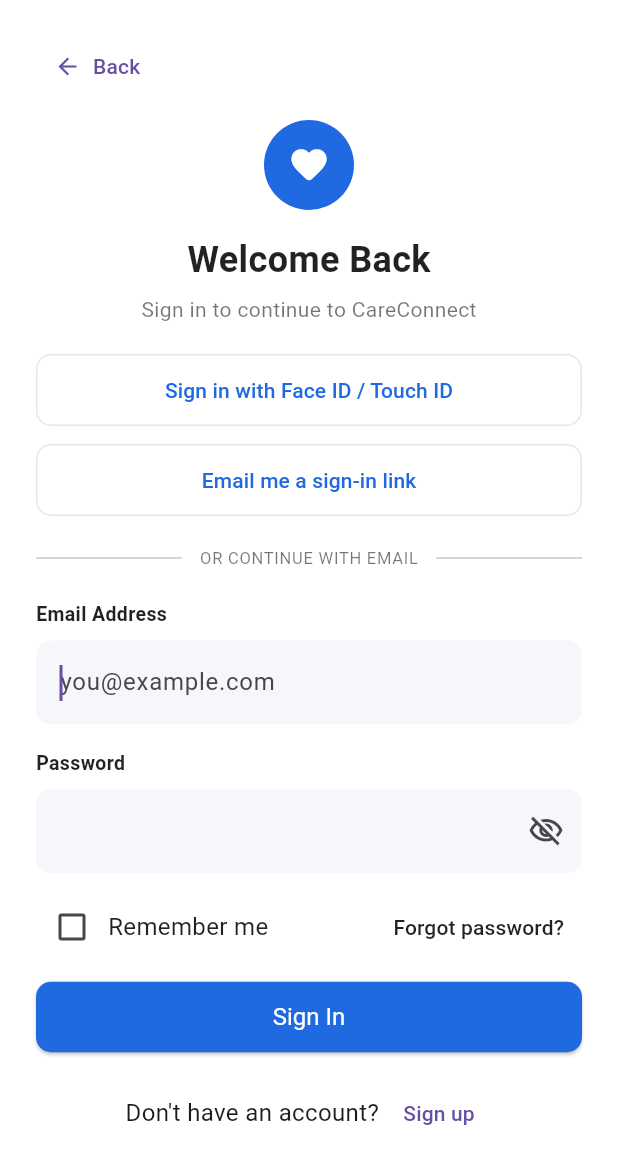
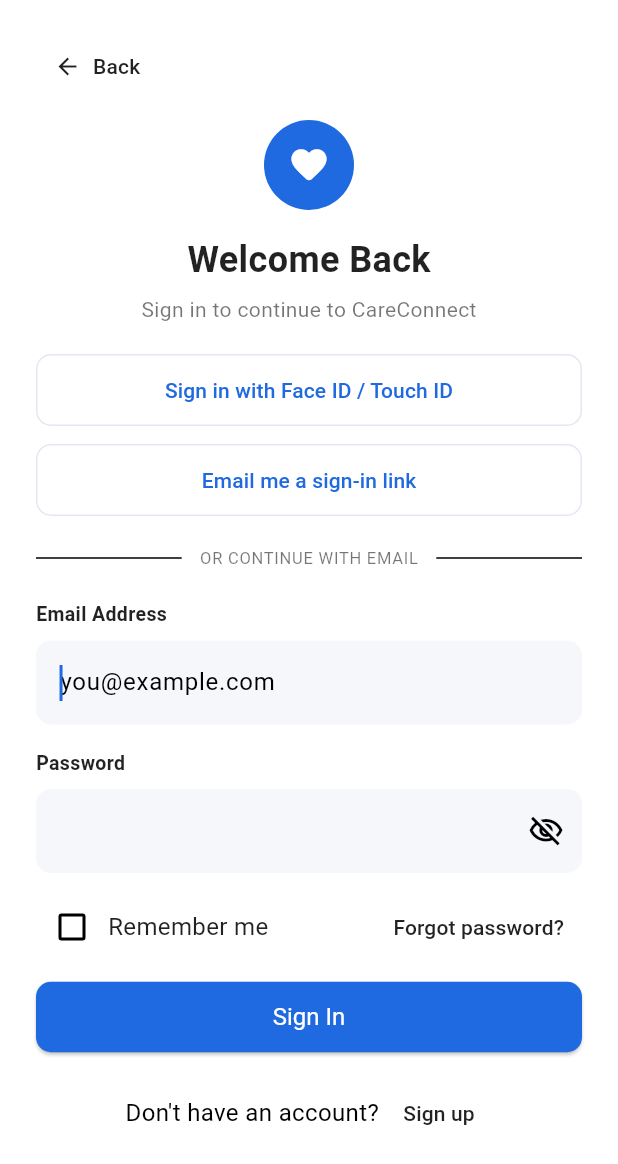
Before and after one commit to umgcTeam10/stml_careconnect, a Flutter app: the LoginScreen screen opened by its route, on a phone screen of 412 x 824 dp. Shown: the top 1164 px of the screen. Run offline on Flutter 3.47's test engine with Material 3 defaults, Android fonts, the phone set to English and light mode, and no system bars.

Commit message:
updated test and login

```diff
--- a/lib/screens/login_screen.dart
+++ b/lib/screens/login_screen.dart
@@ -56,6 +56,9 @@
                       button: true,
                       child: TextButton.icon(
                         onPressed: () => Navigator.pop(context),
+                        style: TextButton.styleFrom(
+                          foregroundColor: Colors.black87,
+                        ),
                         icon: const Icon(Icons.arrow_back, size: 18),
                         label: const Text('Back'),
                       ),
@@ -220,10 +223,10 @@
                                 const Spacer(),
                                 TextButton(
                                   onPressed: () => _showNotImplemented(context),
-                                  child: const Text(
-                                    'Forgot password?',
-                                    style: TextStyle(color: Colors.black87),
+                                  style: TextButton.styleFrom(
+                                    foregroundColor: Colors.black87,
                                   ),
+                                  child: const Text('Forgot password?'),
                                 ),
                               ],
                             ),
@@ -249,6 +252,9 @@
                                       AppRoutes.signup,
                                     );
                                   },
+                                  style: TextButton.styleFrom(
+                                    foregroundColor: Colors.black87,
+                                  ),
                                   child: const Text('Sign up'),
                                 ),
                               ],
--- a/lib/theme/app_theme.dart
+++ b/lib/theme/app_theme.dart
@@ -30,6 +30,7 @@
   static final ThemeData light = ThemeData(
     brightness: Brightness.light,
     primaryColor: AppColors.primary,
+    colorScheme: ColorScheme.light(primary: AppColors.primary),
     scaffoldBackgroundColor: AppColors.lightBackground,
     cardColor: AppColors.lightCard,
     appBarTheme: const AppBarTheme(
@@ -57,6 +58,7 @@
   static final ThemeData dark = ThemeData(
     brightness: Brightness.dark,
     primaryColor: AppColors.primary,
+    colorScheme: ColorScheme.dark(primary: AppColors.primary),
     scaffoldBackgroundColor: AppColors.darkBackground,
     cardColor: AppColors.darkCard,
     appBarTheme: const AppBarTheme(
```
